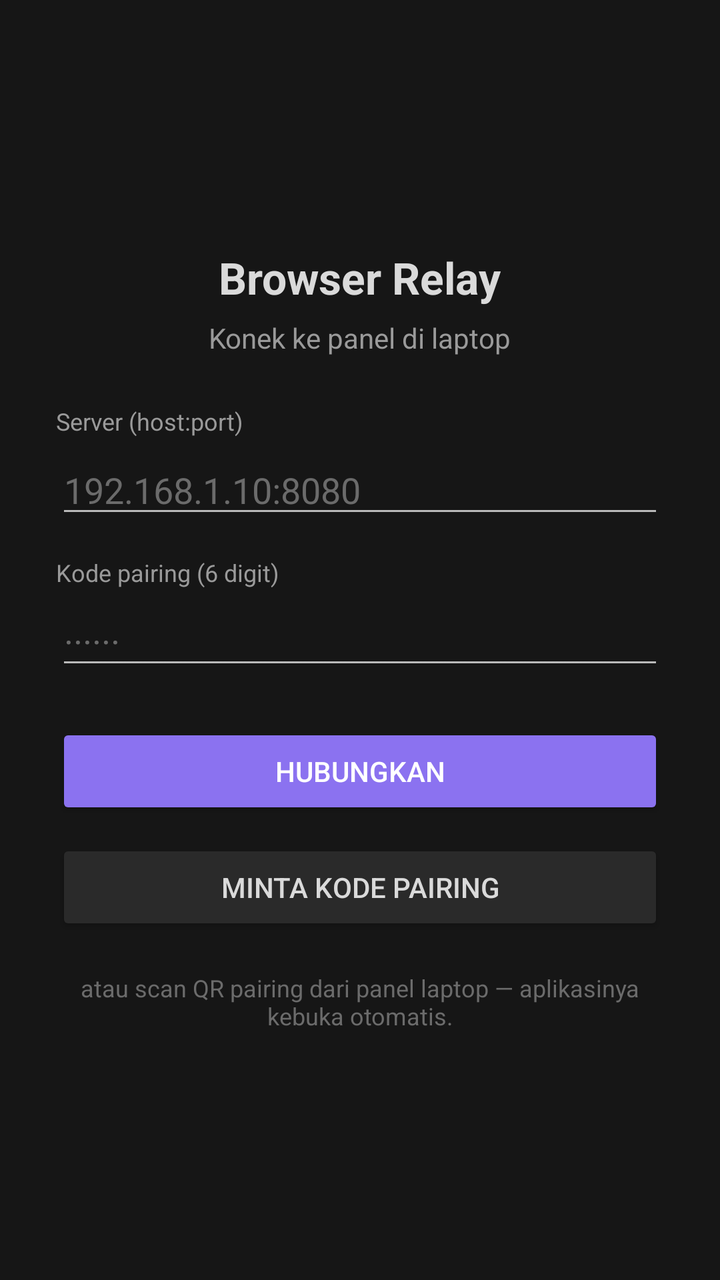
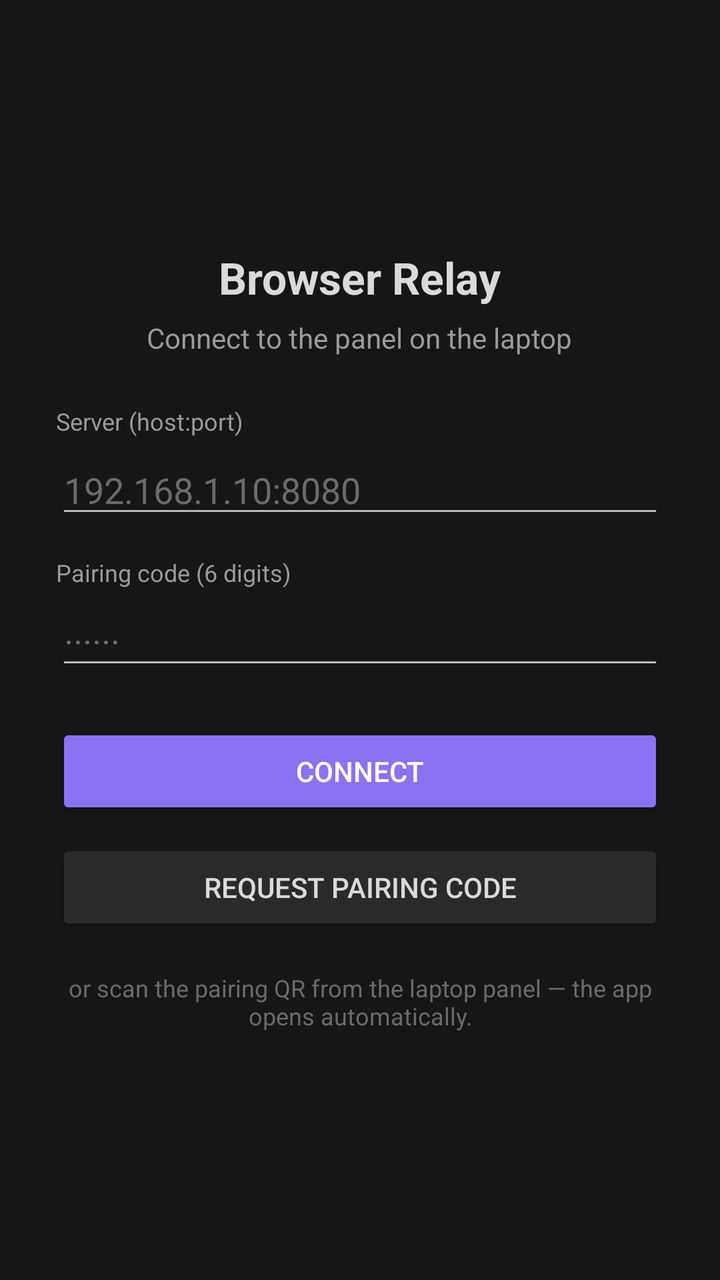

The first picture is an Android layout as it rendered before a commit; the second is the same layout after the commit. The layout source and the unified diff follow.
<!-- AndroidManifest.xml: application theme android:Theme.Material.NoActionBar -->
<!-- res/layout/activity_connect.xml -->
<?xml version="1.0" encoding="utf-8"?>
<LinearLayout xmlns:android="http://schemas.android.com/apk/res/android"
    android:layout_width="match_parent"
    android:layout_height="match_parent"
    android:orientation="vertical"
    android:gravity="center"
    android:padding="28dp"
    android:background="#161616">

    <TextView
        android:layout_width="wrap_content"
        android:layout_height="wrap_content"
        android:text="Browser Relay"
        android:textColor="#DADADA"
        android:textSize="22sp"
        android:textStyle="bold" />

    <TextView
        android:layout_width="wrap_content"
        android:layout_height="wrap_content"
        android:layout_marginTop="6dp"
        android:layout_marginBottom="24dp"
        android:text="Konek ke panel di laptop"
        android:textColor="#9A9A9A"
        android:textSize="14sp" />

    <TextView
        android:layout_width="match_parent"
        android:layout_height="wrap_content"
        android:text="Server (host:port)"
        android:textColor="#9A9A9A"
        android:textSize="12sp" />

    <EditText
        android:id="@+id/hostInput"
        android:layout_width="match_parent"
        android:layout_height="wrap_content"
        android:layout_marginTop="4dp"
        android:layout_marginBottom="14dp"
        android:hint="192.168.1.10:8080"
        android:textColor="#DADADA"
        android:textColorHint="#6B6B6B"
        android:inputType="textUri"
        android:singleLine="true" />

    <TextView
        android:layout_width="match_parent"
        android:layout_height="wrap_content"
        android:text="Kode pairing (6 digit)"
        android:textColor="#9A9A9A"
        android:textSize="12sp" />

    <EditText
        android:id="@+id/tokenInput"
        android:layout_width="match_parent"
        android:layout_height="wrap_content"
        android:layout_marginTop="4dp"
        android:layout_marginBottom="22dp"
        android:hint="······"
        android:textColor="#DADADA"
        android:textColorHint="#6B6B6B"
        android:inputType="number"
        android:maxLength="6"
        android:singleLine="true" />

    <Button
        android:id="@+id/connectBtn"
        android:layout_width="match_parent"
        android:layout_height="wrap_content"
        android:text="Hubungkan"
        android:backgroundTint="#8B72F0"
        android:textColor="#FFFFFF" />

    <Button
        android:id="@+id/requestBtn"
        android:layout_width="match_parent"
        android:layout_height="wrap_content"
        android:layout_marginTop="10dp"
        android:text="Minta Kode Pairing"
        android:backgroundTint="#2A2A2A"
        android:textColor="#DADADA" />

    <TextView
        android:layout_width="match_parent"
        android:layout_height="wrap_content"
        android:layout_marginTop="18dp"
        android:text="atau scan QR pairing dari panel laptop — aplikasinya kebuka otomatis."
        android:textColor="#6B6B6B"
        android:textSize="12sp"
        android:gravity="center" />

</LinearLayout>
<!-- resources referenced by this layout -->
<resources>

</resources>

<!-- the commit's change to res/layout/activity_connect.xml (unified diff, before → after) -->
@@ -20,7 +20,7 @@
         android:layout_height="wrap_content"
         android:layout_marginTop="6dp"
         android:layout_marginBottom="24dp"
-        android:text="Konek ke panel di laptop"
+        android:text="Connect to the panel on the laptop"
         android:textColor="#9A9A9A"
         android:textSize="14sp" />
 
@@ -46,7 +46,7 @@
     <TextView
         android:layout_width="match_parent"
         android:layout_height="wrap_content"
-        android:text="Kode pairing (6 digit)"
+        android:text="Pairing code (6 digits)"
         android:textColor="#9A9A9A"
         android:textSize="12sp" />
 
@@ -67,7 +67,7 @@
         android:id="@+id/connectBtn"
         android:layout_width="match_parent"
         android:layout_height="wrap_content"
-        android:text="Hubungkan"
+        android:text="Connect"
         android:backgroundTint="#8B72F0"
         android:textColor="#FFFFFF" />
 
@@ -76,7 +76,7 @@
         android:layout_width="match_parent"
         android:layout_height="wrap_content"
         android:layout_marginTop="10dp"
-        android:text="Minta Kode Pairing"
+        android:text="Request Pairing Code"
         android:backgroundTint="#2A2A2A"
         android:textColor="#DADADA" />
 
@@ -84,7 +84,7 @@
         android:layout_width="match_parent"
         android:layout_height="wrap_content"
         android:layout_marginTop="18dp"
-        android:text="atau scan QR pairing dari panel laptop — aplikasinya kebuka otomatis."
+        android:text="or scan the pairing QR from the laptop panel — the app opens automatically."
         android:textColor="#6B6B6B"
         android:textSize="12sp"
         android:gravity="center" />
